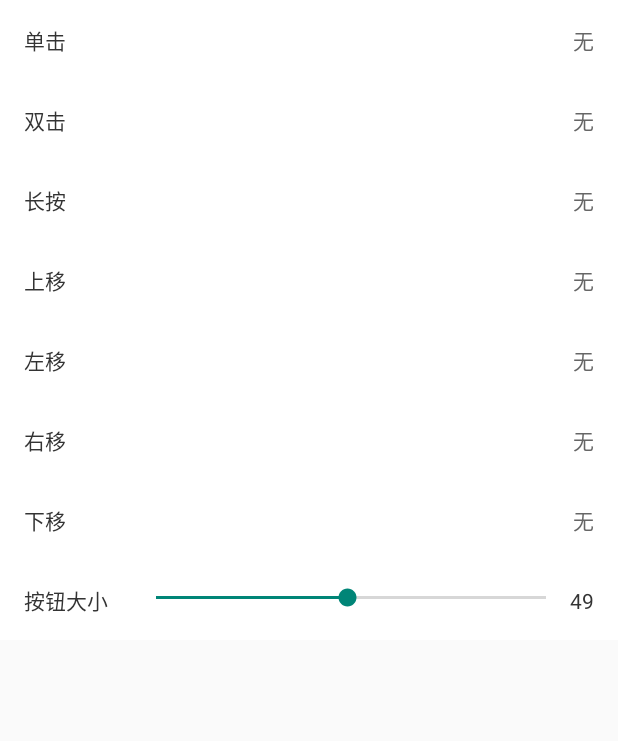
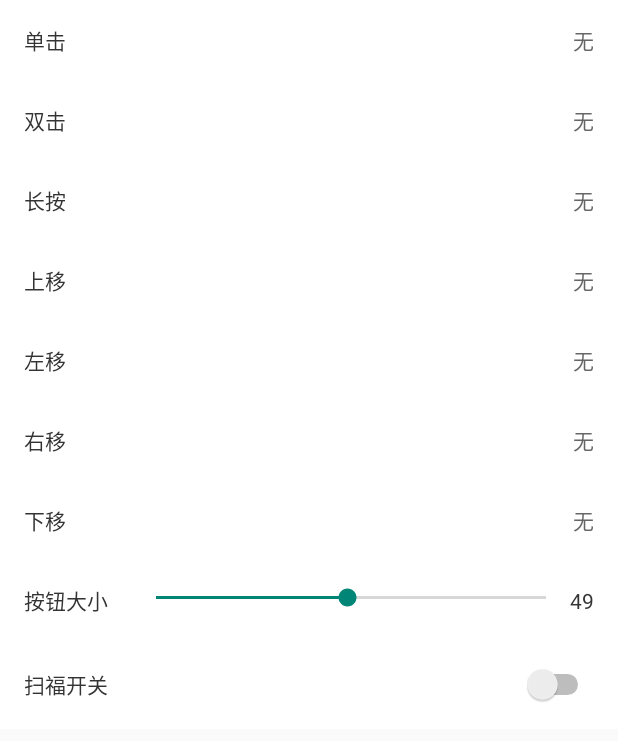
Before and after one commit to m15089256281/YaoTouch, an Android app: the screen it shows after launch (MainActivity), on a phone screen of 412 x 824 dp. Shown: the top 741 px of the screen. Run offline under Robolectric (Android 15) with nearby library versions, the phone set to English and light mode, and no system bars.

Commit message:
调整包结构，添加扫福自动点击

```diff
--- a/app/src/main/AndroidManifest.xml
+++ b/app/src/main/AndroidManifest.xml
@@ -14,7 +14,7 @@
         android:label="@string/app_name"
         android:supportsRtl="true"
         android:theme="@style/Theme.AppCompat.Light.NoActionBar">
-        <activity android:name=".MainActivity">
+        <activity android:name=".ui.MainActivity">
             <intent-filter>
                 <action android:name="android.intent.action.MAIN"/>
 
--- a/app/src/main/java/com/yao/yaotouch/YaoTouchApp.java
+++ b/app/src/main/java/com/yao/yaotouch/YaoTouchApp.java
@@ -1,6 +1,8 @@
 package com.yao.yaotouch;
 
 import android.app.Application;
+
+import com.yao.yaotouch.utils.ConfigurationUtil;
 
 /**
  * Created by Yao on 2016/9/21 0021.
--- a/app/src/main/java/com/yao/yaotouch/ActionAdapter.java
+++ b/app/src/main/java/com/yao/yaotouch/adapter/ActionAdapter.java
@@ -1,10 +1,13 @@
-package com.yao.yaotouch;
+package com.yao.yaotouch.adapter;
 
 import android.support.v7.widget.RecyclerView;
 import android.view.LayoutInflater;
 import android.view.View;
 import android.view.ViewGroup;
 import android.widget.TextView;
+
+import com.yao.yaotouch.bean.Action;
+import com.yao.yaotouch.R;
 
 import java.util.List;
 
--- a/app/src/main/java/com/yao/yaotouch/Action.java
+++ b/app/src/main/java/com/yao/yaotouch/bean/Action.java
@@ -1,4 +1,4 @@
-package com.yao.yaotouch;
+package com.yao.yaotouch.bean;
 
 /**
  * Created by Yao on 2016/9/21 0021.
--- a/app/src/main/java/com/yao/yaotouch/SettingBean.java
+++ b/app/src/main/java/com/yao/yaotouch/bean/SettingBean.java
@@ -1,4 +1,4 @@
-package com.yao.yaotouch;
+package com.yao.yaotouch.bean;
 
 /**
  * Created by Yao on 2016/9/21 0021.
--- a/app/src/main/java/com/yao/yaotouch/MainActivity.java
+++ b/app/src/main/java/com/yao/yaotouch/ui/MainActivity.java
@@ -1,4 +1,4 @@
-package com.yao.yaotouch;
+package com.yao.yaotouch.ui;
 
 import android.content.Context;
 import android.content.SharedPreferences;
@@ -6,16 +6,25 @@ import android.os.Bundle;
 import android.support.v7.app.AppCompatActivity;
 import android.support.v7.widget.LinearLayoutManager;
 import android.support.v7.widget.RecyclerView;
+import android.widget.CompoundButton;
 import android.widget.SeekBar;
+import android.widget.Switch;
 import android.widget.TextView;
+
+import com.yao.yaotouch.bean.Action;
+import com.yao.yaotouch.R;
+import com.yao.yaotouch.adapter.SettingAdapter;
+import com.yao.yaotouch.bean.SettingBean;
+import com.yao.yaotouch.TouchService;
+import com.yao.yaotouch.YaoTouchApp;
 
 import java.io.BufferedReader;
 import java.io.InputStreamReader;
 import java.util.ArrayList;
 
-import static com.yao.yaotouch.ConfigurationUtil.responseActions;
-import static com.yao.yaotouch.ConfigurationUtil.settingList;
-import static com.yao.yaotouch.ConfigurationUtil.sponsorActions;
+import static com.yao.yaotouch.utils.ConfigurationUtil.responseActions;
+import static com.yao.yaotouch.utils.ConfigurationUtil.settingList;
+import static com.yao.yaotouch.utils.ConfigurationUtil.sponsorActions;
 
 
 public class MainActivity extends AppCompatActivity implements SeekBar.OnSeekBarChangeListener {
@@ -25,7 +34,7 @@ public class MainActivity extends AppCompatActivity implements SeekBar.OnSeekBar
     SettingAdapter adapter;
     SeekBar seekBar;
     TextView sizeTv;
-
+    Switch isScanSw;
 
     @Override
     protected void onCreate(Bundle savedInstanceState) {
@@ -47,6 +56,14 @@ public class MainActivity extends AppCompatActivity implements SeekBar.OnSeekBar
         seekBar.setOnSeekBarChangeListener(this);
         sizeTv = (TextView) findViewById(R.id.tv_size);
         sizeTv.setText(TouchService.size + "");
+
+        isScanSw = (Switch) findViewById(R.id.is_scan);
+        isScanSw.setOnCheckedChangeListener(new CompoundButton.OnCheckedChangeListener() {
+            @Override
+            public void onCheckedChanged(CompoundButton buttonView, boolean isChecked) {
+                TouchService.isScan = isChecked;
+            }
+        });
 
         if (settingList.size() == 0) {
             for (Action action : responseActions) {
--- a/app/src/main/java/com/yao/yaotouch/AnimationUtil.java
+++ b/app/src/main/java/com/yao/yaotouch/utils/AnimationUtil.java
@@ -1,4 +1,4 @@
-package com.yao.yaotouch;
+package com.yao.yaotouch.utils;
 
 import android.view.animation.Animation;
 import android.view.animation.LinearInterpolator;
--- a/app/src/main/java/com/yao/yaotouch/ConfigurationUtil.java
+++ b/app/src/main/java/com/yao/yaotouch/utils/ConfigurationUtil.java
@@ -1,7 +1,11 @@
-package com.yao.yaotouch;
+package com.yao.yaotouch.utils;
 
 import android.content.Context;
 import android.text.TextUtils;
+
+import com.yao.yaotouch.bean.SettingBean;
+import com.yao.yaotouch.TouchService;
+import com.yao.yaotouch.bean.Action;
 
 import org.json.JSONArray;
 import org.json.JSONObject;
--- a/app/src/main/java/com/yao/yaotouch/FileUtil.java
+++ b/app/src/main/java/com/yao/yaotouch/utils/FileUtil.java
@@ -1,4 +1,6 @@
-package com.yao.yaotouch;
+package com.yao.yaotouch.utils;
+
+import com.yao.yaotouch.YaoTouchApp;
 
 import java.io.ByteArrayOutputStream;
 import java.io.File;
--- a/app/src/main/java/com/yao/yaotouch/PermissionUtil.java
+++ b/app/src/main/java/com/yao/yaotouch/utils/PermissionUtil.java
@@ -1,4 +1,4 @@
-package com.yao.yaotouch;
+package com.yao.yaotouch.utils;
 
 import android.Manifest;
 import android.app.Activity;
--- a/app/src/main/java/com/yao/yaotouch/Utils.java
+++ b/app/src/main/java/com/yao/yaotouch/utils/Utils.java
@@ -1,7 +1,9 @@
-package com.yao.yaotouch;
+package com.yao.yaotouch.utils;
 
 import android.util.Log;
 import android.widget.Toast;
+
+import com.yao.yaotouch.YaoTouchApp;
 
 /**
  * Created by Yao on 2016/9/24 0024.
--- a/app/src/main/res/layout/activity_main.xml
+++ b/app/src/main/res/layout/activity_main.xml
@@ -11,13 +11,9 @@
         android:layout_height="wrap_content"
         android:scrollbars="none"/>
 
-    <LinearLayout
-        android:layout_width="match_parent"
-        android:layout_height="wrap_content"
-        android:background="@drawable/bg_white_press"
-        android:orientation="vertical">
 
     <LinearLayout
+        android:background="@drawable/bg_white_press"
         android:layout_width="match_parent"
         android:layout_height="wrap_content"
         android:orientation="horizontal"
@@ -49,6 +45,31 @@
             android:textSize="14sp"/>
     </LinearLayout>
 
+    <LinearLayout
+        android:background="@drawable/bg_white_press"
+        android:layout_width="match_parent"
+        android:layout_height="wrap_content"
+        android:orientation="horizontal"
+        android:padding="16dp">
+
+
+        <TextView
+            android:layout_width="wrap_content"
+            android:layout_height="wrap_content"
+            android:text="扫福开关"
+            android:textColor="@color/font_black"
+            android:textSize="14sp"/>
+
+        <View
+            android:layout_width="0dp"
+            android:layout_height="0dp"
+            android:layout_weight="1"/>
+
+        <Switch
+            android:id="@+id/is_scan"
+            android:layout_width="wrap_content"
+            android:layout_height="wrap_content"/>
+
     </LinearLayout>
 
 
--- a/build.gradle
+++ b/build.gradle
@@ -5,7 +5,7 @@ buildscript {
         jcenter()
     }
     dependencies {
-        classpath 'com.android.tools.build:gradle:2.2.0'
+        classpath 'com.android.tools.build:gradle:2.2.3'
         // NOTE: Do not place your application dependencies here; they belong
         // in the individual module build.gradle files
     }
```
Also changed, not shown: app/src/main/java/com/yao/yaotouch/TouchService.java (+55 -1 lines), app/src/main/java/com/yao/yaotouch/adapter/SettingAdapter.java (renamed from app/src/main/java/com/yao/yaotouch/SettingAdapter.java, +8 -2 lines), app/src/main/java/com/yao/yaotouch/ui/ActionDialog.java (renamed from app/src/main/java/com/yao/yaotouch/ActionDialog.java, +6 -1 lines). Lines whose indentation alone changed are shown as unchanged.
